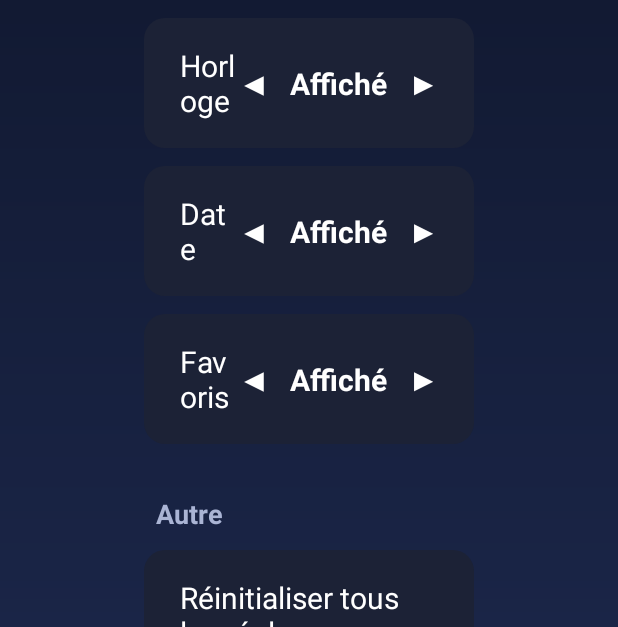
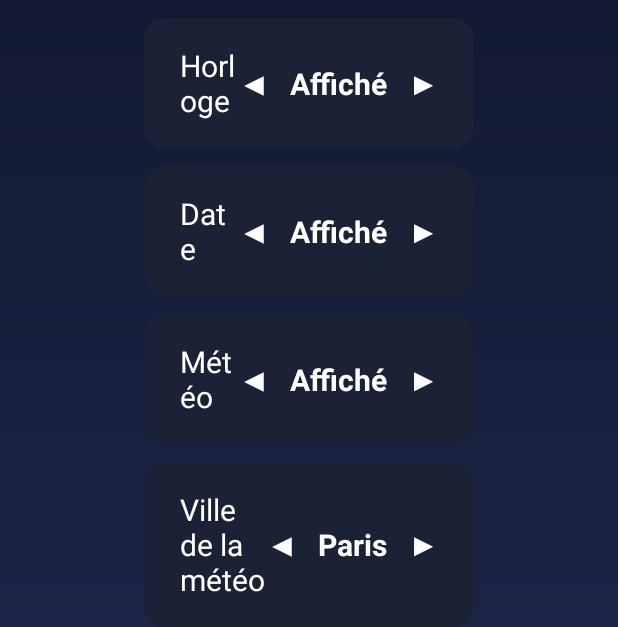
Before and after one commit to leolantin/leo-tv, an Android app: the SettingsActivity screen opened directly, with no data from a screen before it, scrolled down 576 dp, on a phone screen of 412 x 824 dp, the part 609-1236 px from its top. Run offline under Robolectric (Android 15) with nearby library versions, the phone set to English and light mode, and no system bars.

Commit message:
Update SettingsActivity.java

```diff
--- a/app/src/main/java/com/leotv/launcher/SettingsActivity.java
+++ b/app/src/main/java/com/leotv/launcher/SettingsActivity.java
@@ -147,6 +147,10 @@ public class SettingsActivity extends Activity {
         addChoice("Horloge", Settings.SHOW_CLOCK, SHOWN);
 
         addChoice("Date", Settings.SHOW_DATE, SHOWN);
+
+        addChoice("Météo", Settings.SHOW_WEATHER, SHOWN);
+
+        addChoice("Ville de la météo", Settings.CITY, Settings.CITY_NAMES);
 
         addChoice("Favoris", Settings.SHOW_FAVORITES, SHOWN);
 
```
